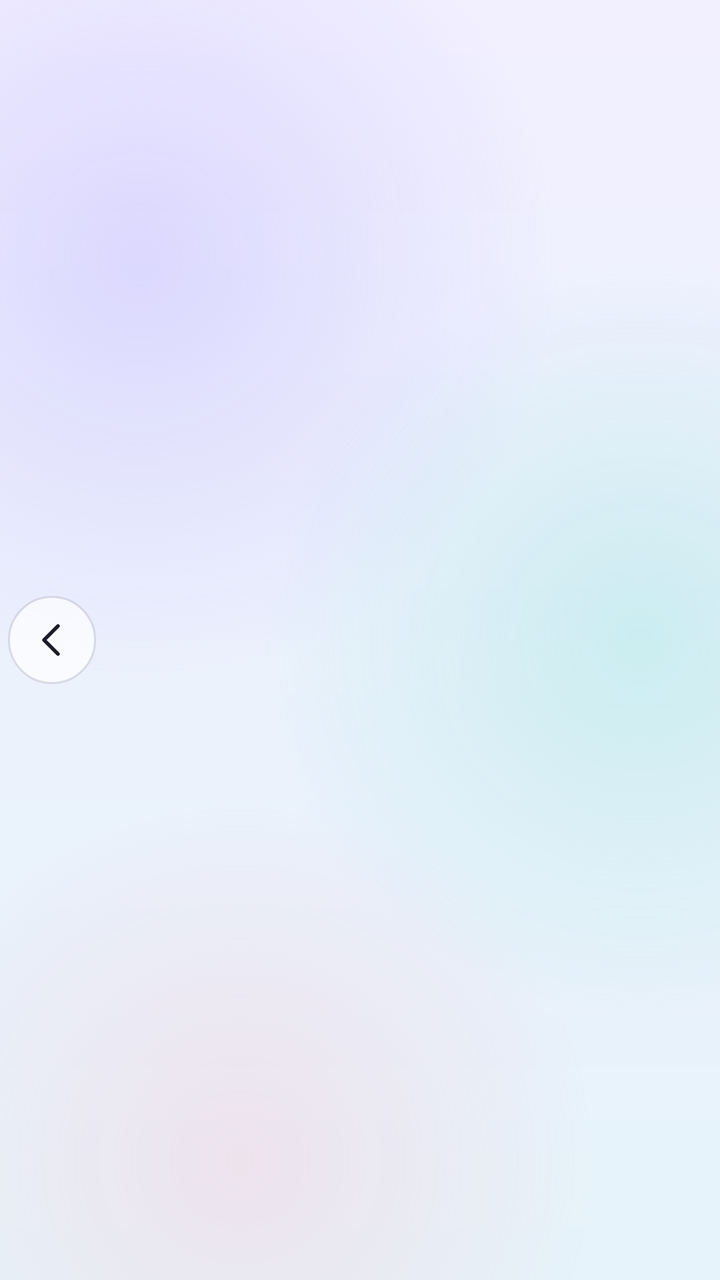
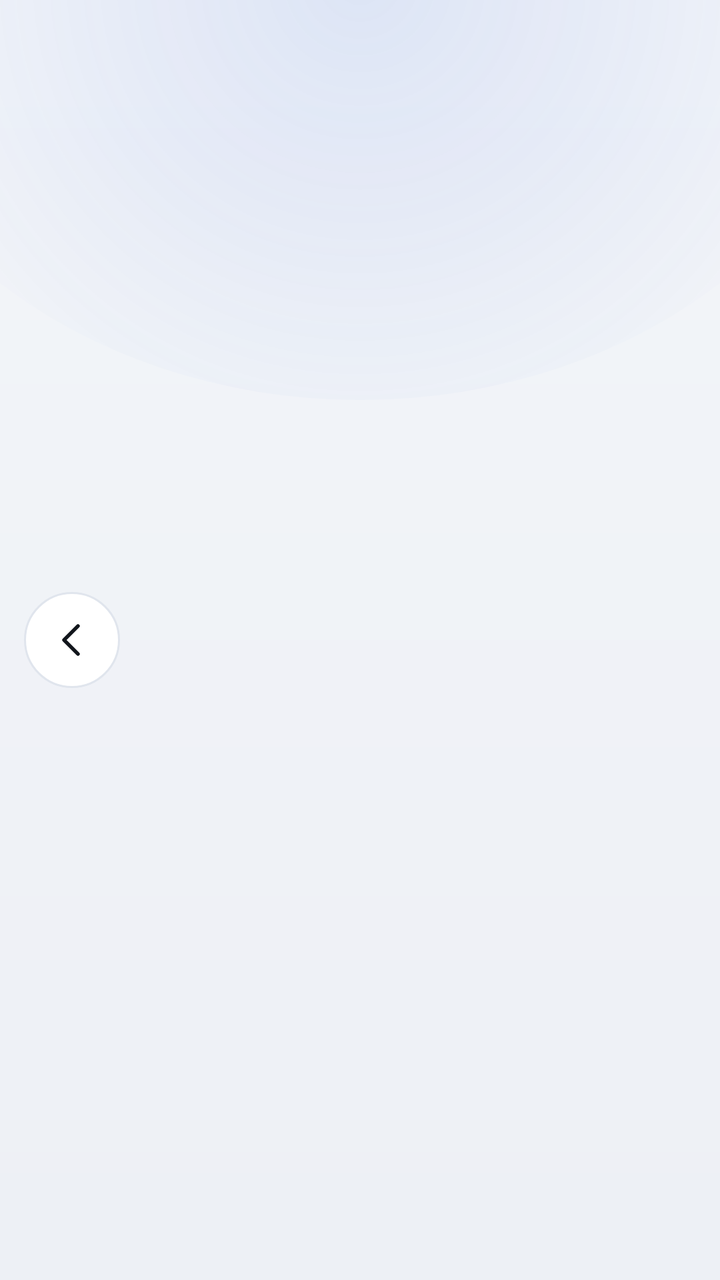

An Android layout rendered at two revisions. The XML below is the earlier revision; the diff shows what the commit changed to produce the second picture.
<!-- AndroidManifest.xml: application theme Theme.YourFriend -->
<!-- res/layout/top_bar.xml -->
<?xml version="1.0" encoding="utf-8"?>
<LinearLayout xmlns:android="http://schemas.android.com/apk/res/android"
    android:id="@+id/top_bar"
    android:layout_width="match_parent"
    android:layout_height="@dimen/top_bar_height"
    android:gravity="center_vertical"
    android:orientation="horizontal"
    android:paddingStart="4dp"
    android:paddingEnd="8dp">

    <ImageButton
        android:id="@+id/top_back"
        android:layout_width="@dimen/icon_button"
        android:layout_height="@dimen/icon_button"
        android:background="@drawable/circle_glass"
        android:contentDescription="@string/back"
        android:src="@drawable/ic_back" />

    <TextView
        android:id="@+id/top_title"
        style="@style/YF.Title"
        android:layout_width="0dp"
        android:layout_height="wrap_content"
        android:layout_marginStart="12dp"
        android:layout_weight="1"
        android:ellipsize="end"
        android:maxLines="1" />

    <LinearLayout
        android:id="@+id/top_actions"
        android:layout_width="wrap_content"
        android:layout_height="match_parent"
        android:gravity="center_vertical"
        android:orientation="horizontal" />
</LinearLayout>
<!-- resources referenced by this layout -->
<resources>
  <dimen name="icon_button">44dp</dimen>
  <dimen name="top_bar_height">56dp</dimen>
  <!-- drawable circle_glass (drawable) -->
  <?xml version="1.0" encoding="utf-8"?>
  <ripple xmlns:android="http://schemas.android.com/apk/res/android" android:color="@color/accent_soft">
      <item>
          <shape android:shape="oval">
              <solid android:color="@color/glass_fill"/>
              <stroke android:width="1dp" android:color="@color/glass_stroke_dark"/>
          </shape>
      </item>
  </ripple>
  <style name="YF.Title">
          <item name="android:textSize">20sp</item>
          <item name="android:textStyle">bold</item>
          <item name="android:textColor">@color/text_primary</item>
      </style>
  <style name="Theme.YourFriend" parent="android:Theme.Material.Light.NoActionBar">
          <item name="android:windowBackground">@drawable/bg_app</item>
          <item name="android:colorAccent">@color/accent</item>
          <item name="android:colorPrimary">@color/accent</item>
          <item name="android:colorControlActivated">@color/accent</item>
          <item name="android:textColorPrimary">@color/text_primary</item>
          <item name="android:textColorSecondary">@color/text_secondary</item>
          <item name="android:statusBarColor">@android:color/transparent</item>
          <item name="android:navigationBarColor">@android:color/transparent</item>
          <item name="android:windowLightStatusBar">true</item>
          <item name="android:alertDialogTheme">@style/Theme.YourFriend.Dialog</item>
          <item name="android:windowSoftInputMode">adjustResize</item>
      </style>
  <color name="accent_soft">#337C6CFF</color>
  <color name="glass_fill">#B3FFFFFF</color>
  <color name="glass_stroke_dark">#1F1B1640</color>
  <color name="text_primary">#FF1D1B29</color>
  <!-- drawable bg_app (drawable) -->
  <?xml version="1.0" encoding="utf-8"?>
  <layer-list xmlns:android="http://schemas.android.com/apk/res/android">
      <item>
          <shape android:shape="rectangle">
              <gradient android:angle="270" android:startColor="@color/bg_top" android:endColor="@color/bg_bottom"/>
          </shape>
      </item>
      <item android:width="420dp" android:height="420dp" android:gravity="top|start" android:left="-140dp" android:top="-80dp">
          <shape android:shape="oval">
              <gradient android:type="radial" android:gradientRadius="210dp" android:startColor="@color/blob_1" android:endColor="#00000000"/>
          </shape>
      </item>
      <item android:width="380dp" android:height="380dp" android:gravity="center_vertical|end" android:right="-150dp">
          <shape android:shape="oval">
              <gradient android:type="radial" android:gradientRadius="190dp" android:startColor="@color/blob_2" android:endColor="#00000000"/>
          </shape>
      </item>
      <item android:width="360dp" android:height="360dp" android:gravity="bottom|start" android:bottom="-120dp" android:left="-60dp">
          <shape android:shape="oval">
              <gradient android:type="radial" android:gradientRadius="180dp" android:startColor="@color/blob_3" android:endColor="#00000000"/>
          </shape>
      </item>
  </layer-list>
  <color name="accent">#FF7C6CFF</color>
  <color name="text_secondary">#FF5D5A70</color>
  <style name="Theme.YourFriend.Dialog" parent="android:Theme.Material.Light.Dialog.Alert">
          <item name="android:colorAccent">@color/accent</item>
          <item name="android:textColorPrimary">@color/text_primary</item>
          <item name="android:windowBackground">@drawable/glass_dialog</item>
      </style>
  <color name="bg_top">#FFF2F0FF</color>
  <color name="bg_bottom">#FFE6F3FA</color>
  <color name="blob_1">#55B4A7FF</color>
  <color name="blob_2">#4D7FE3D6</color>
  <color name="blob_3">#40FFB3C7</color>
  <!-- drawable glass_dialog (drawable) -->
  <?xml version="1.0" encoding="utf-8"?>
  <inset xmlns:android="http://schemas.android.com/apk/res/android"
      android:insetLeft="20dp" android:insetRight="20dp" android:insetTop="24dp" android:insetBottom="24dp">
      <shape android:shape="rectangle">
          <solid android:color="@color/glass_fill_strong"/>
          <stroke android:width="1dp" android:color="@color/glass_stroke"/>
          <corners android:radius="@dimen/corner"/>
      </shape>
  </inset>
  <color name="glass_fill_strong">#E6FFFFFF</color>
  <color name="glass_stroke">#66FFFFFF</color>
  <dimen name="corner">24dp</dimen>
  <!-- unchanged entries left out for length: 2 -->
</resources>

<!-- the commit's change to res/layout/top_bar.xml (unified diff, before → after) -->
@@ -1,35 +1,41 @@
 <?xml version="1.0" encoding="utf-8"?>
-<LinearLayout xmlns:android="http://schemas.android.com/apk/res/android"
+<FrameLayout xmlns:android="http://schemas.android.com/apk/res/android"
     android:id="@+id/top_bar"
     android:layout_width="match_parent"
     android:layout_height="@dimen/top_bar_height"
-    android:gravity="center_vertical"
-    android:orientation="horizontal"
-    android:paddingStart="4dp"
-    android:paddingEnd="8dp">
+    android:paddingStart="12dp"
+    android:paddingEnd="12dp">
 
     <ImageButton
         android:id="@+id/top_back"
         android:layout_width="@dimen/icon_button"
         android:layout_height="@dimen/icon_button"
+        android:layout_gravity="center_vertical|start"
         android:background="@drawable/circle_glass"
         android:contentDescription="@string/back"
-        android:src="@drawable/ic_back" />
+        android:padding="12dp"
+        android:scaleType="fitCenter"
+        android:src="@drawable/ic_back"
+        android:tint="@color/text_primary" />
 
     <TextView
         android:id="@+id/top_title"
         style="@style/YF.Title"
-        android:layout_width="0dp"
+        android:layout_width="match_parent"
         android:layout_height="wrap_content"
-        android:layout_marginStart="12dp"
-        android:layout_weight="1"
+        android:layout_gravity="center"
+        android:layout_marginStart="64dp"
+        android:layout_marginEnd="64dp"
         android:ellipsize="end"
-        android:maxLines="1" />
+        android:gravity="center"
+        android:maxLines="1"
+        android:textSize="21sp" />
 
     <LinearLayout
         android:id="@+id/top_actions"
         android:layout_width="wrap_content"
         android:layout_height="match_parent"
+        android:layout_gravity="end|center_vertical"
         android:gravity="center_vertical"
         android:orientation="horizontal" />
-</LinearLayout>
+</FrameLayout>
<!-- resource entries referenced after the edit -->
@@ -1,21 +1,22 @@
 <!-- resources referenced by this layout -->
 <resources>
-  <dimen name="icon_button">44dp</dimen>
-  <dimen name="top_bar_height">56dp</dimen>
+  <dimen name="icon_button">48dp</dimen>
+  <dimen name="top_bar_height">64dp</dimen>
   <!-- drawable circle_glass (drawable) -->
   <?xml version="1.0" encoding="utf-8"?>
   <ripple xmlns:android="http://schemas.android.com/apk/res/android" android:color="@color/accent_soft">
       <item>
           <shape android:shape="oval">
-              <solid android:color="@color/glass_fill"/>
-              <stroke android:width="1dp" android:color="@color/glass_stroke_dark"/>
+              <solid android:color="@color/surface"/>
+              <stroke android:width="1dp" android:color="@color/stroke"/>
           </shape>
       </item>
   </ripple>
   <style name="YF.Title">
           <item name="android:textSize">20sp</item>
-          <item name="android:textStyle">bold</item>
+          <item name="android:fontFamily">sans-serif-medium</item>
           <item name="android:textColor">@color/text_primary</item>
+          <item name="android:letterSpacing">0.005</item>
       </style>
   <style name="Theme.YourFriend" parent="android:Theme.Material.Light.NoActionBar">
           <item name="android:windowBackground">@drawable/bg_app</item>
@@ -29,11 +30,17 @@
           <item name="android:windowLightStatusBar">true</item>
           <item name="android:alertDialogTheme">@style/Theme.YourFriend.Dialog</item>
           <item name="android:windowSoftInputMode">adjustResize</item>
+          <item name="android:colorControlNormal">@color/text_secondary</item>
+          <item name="android:colorControlHighlight">@color/accent_soft</item>
+          <item name="android:textColorHint">@color/text_secondary</item>
+          <item name="android:textCursorDrawable">@null</item>
+          <item name="android:colorBackground">@color/bg_top</item>
+          <item name="android:windowLightNavigationBar">true</item>
       </style>
-  <color name="accent_soft">#337C6CFF</color>
-  <color name="glass_fill">#B3FFFFFF</color>
-  <color name="glass_stroke_dark">#1F1B1640</color>
-  <color name="text_primary">#FF1D1B29</color>
+  <color name="accent_soft">#263D6FE0</color>
+  <color name="surface">#FFFFFFFF</color>
+  <color name="stroke">#FFE0E5ED</color>
+  <color name="text_primary">#FF12161C</color>
   <!-- drawable bg_app (drawable) -->
   <?xml version="1.0" encoding="utf-8"?>
   <layer-list xmlns:android="http://schemas.android.com/apk/res/android">
@@ -42,47 +49,53 @@
               <gradient android:angle="270" android:startColor="@color/bg_top" android:endColor="@color/bg_bottom"/>
           </shape>
       </item>
-      <item android:width="420dp" android:height="420dp" android:gravity="top|start" android:left="-140dp" android:top="-80dp">
+      
+      <item android:width="520dp" android:height="420dp" android:gravity="top|center_horizontal" android:top="-220dp">
           <shape android:shape="oval">
-              <gradient android:type="radial" android:gradientRadius="210dp" android:startColor="@color/blob_1" android:endColor="#00000000"/>
-          </shape>
-      </item>
-      <item android:width="380dp" android:height="380dp" android:gravity="center_vertical|end" android:right="-150dp">
-          <shape android:shape="oval">
-              <gradient android:type="radial" android:gradientRadius="190dp" android:startColor="@color/blob_2" android:endColor="#00000000"/>
-          </shape>
-      </item>
-      <item android:width="360dp" android:height="360dp" android:gravity="bottom|start" android:bottom="-120dp" android:left="-60dp">
-          <shape android:shape="oval">
-              <gradient android:type="radial" android:gradientRadius="180dp" android:startColor="@color/blob_3" android:endColor="#00000000"/>
+              <gradient android:type="radial" android:gradientRadius="260dp" android:startColor="@color/bg_glow" android:endColor="#00000000"/>
           </shape>
       </item>
   </layer-list>
-  <color name="accent">#FF7C6CFF</color>
-  <color name="text_secondary">#FF5D5A70</color>
+  <color name="accent">#FF3D6FE0</color>
+  <color name="text_secondary">#FF5E6878</color>
   <style name="Theme.YourFriend.Dialog" parent="android:Theme.Material.Light.Dialog.Alert">
           <item name="android:colorAccent">@color/accent</item>
+          <item name="android:colorControlActivated">@color/accent</item>
+          <item name="android:colorControlNormal">@color/text_secondary</item>
           <item name="android:textColorPrimary">@color/text_primary</item>
+          <item name="android:textColorSecondary">@color/text_secondary</item>
+          <item name="android:textColorAlertDialogListItem">@color/text_primary</item>
+          <item name="android:colorBackground">@color/surface</item>
           <item name="android:windowBackground">@drawable/glass_dialog</item>
+          <item name="android:windowTitleStyle">@style/YF.DialogTitle</item>
+          <item name="android:buttonBarButtonStyle">@style/YF.DialogButton</item>
+          <item name="android:backgroundDimAmount">0.55</item>
       </style>
-  <color name="bg_top">#FFF2F0FF</color>
-  <color name="bg_bottom">#FFE6F3FA</color>
-  <color name="blob_1">#55B4A7FF</color>
-  <color name="blob_2">#4D7FE3D6</color>
-  <color name="blob_3">#40FFB3C7</color>
+  <color name="bg_top">#FFF3F5F9</color>
+  <color name="bg_bottom">#FFEDF0F5</color>
+  <color name="bg_glow">#1F3D6FE0</color>
   <!-- drawable glass_dialog (drawable) -->
   <?xml version="1.0" encoding="utf-8"?>
   <inset xmlns:android="http://schemas.android.com/apk/res/android"
       android:insetLeft="20dp" android:insetRight="20dp" android:insetTop="24dp" android:insetBottom="24dp">
       <shape android:shape="rectangle">
-          <solid android:color="@color/glass_fill_strong"/>
-          <stroke android:width="1dp" android:color="@color/glass_stroke"/>
-          <corners android:radius="@dimen/corner"/>
+          <solid android:color="@color/surface"/>
+          <stroke android:width="1dp" android:color="@color/stroke"/>
+          <corners android:radius="@dimen/corner_dialog"/>
       </shape>
   </inset>
-  <color name="glass_fill_strong">#E6FFFFFF</color>
-  <color name="glass_stroke">#66FFFFFF</color>
-  <dimen name="corner">24dp</dimen>
+  <style name="YF.DialogTitle" parent="android:TextAppearance.Material.DialogWindowTitle">
+          <item name="android:textSize">22sp</item>
+          <item name="android:fontFamily">sans-serif-medium</item>
+          <item name="android:textColor">@color/text_primary</item>
+      </style>
+  <style name="YF.DialogButton" parent="android:Widget.Material.Button.ButtonBar.AlertDialog">
+          <item name="android:textColor">@color/accent</item>
+          <item name="android:textAllCaps">false</item>
+          <item name="android:textSize">15.5sp</item>
+          <item name="android:fontFamily">sans-serif-medium</item>
+      </style>
+  <dimen name="corner_dialog">28dp</dimen>
   <!-- unchanged entries left out for length: 2 -->
 </resources>
 
